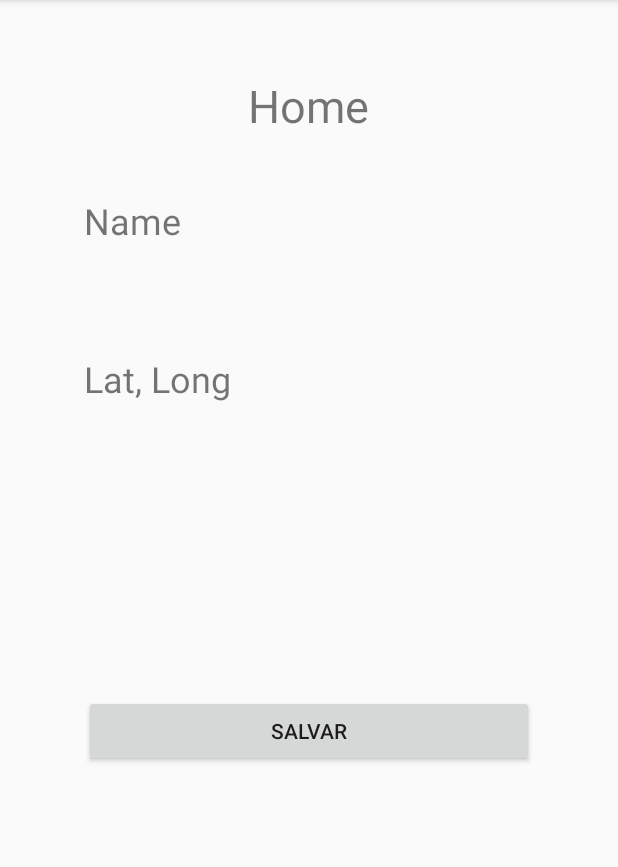
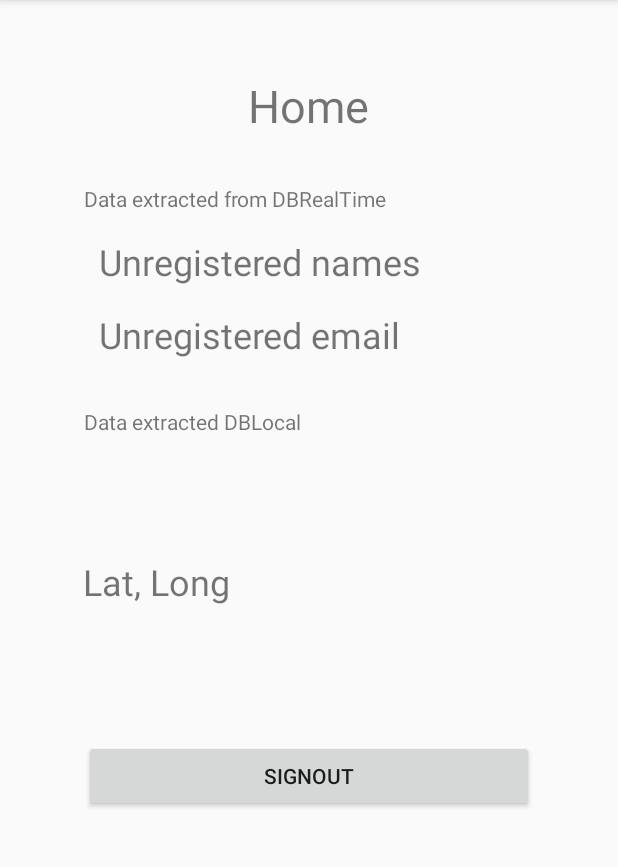
Before and after one commit to FredyGonzalez7/android_segurity_essentials, an Android app: the screen it shows after launch once a user with an empty profile is signed in (HomeActivity), on a phone screen of 412 x 824 dp, the part 84-951 px from its top. Run offline under Robolectric (Android 15) with nearby library versions, the phone set to English and light mode, and no system bars; our stand-ins replace Firebase (no records; nobody signed in at launch, a user with empty details on screens opened directly).

Commit message:
mostrar nameDBLocal
mostrar el nombre de usuario de la DBLocal
ajustes de nombres

```diff
--- a/app/src/main/java/com/example/segurity_essentials_class/DBHelper.java
+++ b/app/src/main/java/com/example/segurity_essentials_class/DBHelper.java
@@ -4,7 +4,6 @@ import android.content.Context;
 import android.database.Cursor;
 import android.database.sqlite.SQLiteDatabase;
 import android.database.sqlite.SQLiteOpenHelper;
-import android.util.Log;
 
 public class DBHelper extends SQLiteOpenHelper {
 
@@ -50,7 +49,7 @@ public class DBHelper extends SQLiteOpenHelper {
     String insertRow(Context context, String uid, String email, String name) {
         //falta verificar que no exista errores en el insert
 
-        if (getUser(context,email)==null){
+        if (getUserName(context,email)==null){
             /*ContentValues contentValues = new ContentValues();
             contentValues.put(COLUMN_EMAIL, email);
             contentValues.put(COLUMN_NAME, name);
@@ -62,8 +61,6 @@ public class DBHelper extends SQLiteOpenHelper {
             SQLiteDatabase db = this.getWritableDatabase();
             //String query = "INSERT INTO "+TABLE_NAME+" ("+COLUMN_EMAIL+", "+COLUMN_NAME+", "+COLUMN_UID+") VALUES ("+email+","+name+","+uid+")";
             String query = "INSERT INTO user (email,name,uid) VALUES ('"+email+"','"+name+"','"+uid+"')";
-            //String query = "INSERT INTO user (name,email,uid) VALUES ("+name+","+email+","+uid+")";
-            Log.d(TAG, "insertRow: query " + query);
             db.execSQL(query);
             db.close();
             return "User Register";
@@ -71,14 +68,15 @@ public class DBHelper extends SQLiteOpenHelper {
         else return null;
     }
 
-    String getUser(Context context, String email) {
+    String getUserName(Context context, String email) {
         try {
             DBHelper dbHelper = new DBHelper(context,DATABASE_NAME,null,DATABASE_VERSION);
             SQLiteDatabase db = dbHelper.getReadableDatabase();
-            Cursor cursor = db.rawQuery("SELECT name,uid FROM " + TABLE_NAME + " where email = '"+email+"'", null);
+            String query ="SELECT "+COLUMN_EMAIL+","+COLUMN_NAME+" FROM " + TABLE_NAME + " WHERE "+COLUMN_EMAIL+" = '"+email+"'";
+            Cursor cursor = db.rawQuery(query, null);
             cursor.moveToFirst();
             String name;
-            name= cursor.getString(cursor.getColumnIndex(COLUMN_NAME));
+            name = cursor.getString(cursor.getColumnIndex(COLUMN_NAME));
             cursor.close();
             return name;
         } catch (Exception e) {
--- a/app/src/main/java/com/example/segurity_essentials_class/HomeActivity.java
+++ b/app/src/main/java/com/example/segurity_essentials_class/HomeActivity.java
@@ -30,7 +30,7 @@ import com.google.firebase.database.ValueEventListener;
 
 public class HomeActivity extends AppCompatActivity {
 
-    private TextView email, nombres, latLong;
+    private TextView emailDBRealTime, nameDBRealTime, nameDBLocal, latLong;
 
     private FirebaseAuth firebaseAuth;
     private DatabaseReference database;
@@ -42,8 +42,9 @@ public class HomeActivity extends AppCompatActivity {
         super.onCreate(savedInstanceState);
         setContentView(R.layout.activity_home);
 
-        nombres = findViewById(R.id.textViewNombres);
-        email = findViewById(R.id.textViewEmail);
+        nameDBRealTime = findViewById(R.id.textViewNameDBRealTime);
+        emailDBRealTime = findViewById(R.id.textViewEmailDBRealTime);
+        nameDBLocal = findViewById(R.id.textViewNameDBLocal);
         latLong = findViewById(R.id.textViewLatLong);
         Button signOut = findViewById(R.id.buttonSignOut);
 
@@ -54,8 +55,9 @@ public class HomeActivity extends AppCompatActivity {
             @Override
             public void onClick(View view) {
                 signOut();
-                nombres.setText("");
-                email.setText("");
+                nameDBRealTime.setText("");
+                emailDBRealTime.setText("");
+                nameDBLocal.setText("");
                 latLong.setText("");
                 goToMainActivity();
             }
@@ -111,32 +113,37 @@ public class HomeActivity extends AppCompatActivity {
             /*
             if (Objects.equals(userAuth.getDisplayName(), "") || userAuth.getDisplayName() == null) {
 
-                nombres.setText("Unregistered names");
+                nameDBRealTime.setText("Unregistered names");
             }
             else {
-                nombres.setText(userAuth.getDisplayName());
+                nameDBRealTime.setText(userAuth.getDisplayName());
             }
             */
             database.child("user").child(userAuth.getUid()).addValueEventListener(new ValueEventListener() {
                     @Override
                         public void onDataChange(@NonNull DataSnapshot dataSnapshot) {
                         User user =  dataSnapshot.getValue(User.class);
-                        assert user != null;
-                        nombres.setText(user.getName());
+                        if (user != null) {
+                            nameDBRealTime.setText(user.getName());
+                            emailDBRealTime.setText(user.getEmail());
+                        }
+                        else {
+                            nameDBRealTime.setText("Unregistered names");
+                            emailDBRealTime.setText("Unregistered email");
+                        }
                     }
 
                     @Override
                     public void onCancelled(@NonNull DatabaseError databaseError) {
-
-                        nombres.setText("Unregistered names");
+                        //error en con el usuerio en DBRealTime
+                        Log.d(TAG, "onCancelled: ");
                     }
                 });
-            email.setText(userAuth.getEmail());
             DBHelper dbHelper = new DBHelper(getApplicationContext());
-            String nameUserDBLocal = dbHelper.getUser(getApplicationContext(),userAuth.getEmail());
-            Toast.makeText(HomeActivity.this, "User "+nameUserDBLocal+" - DBLocal",Toast.LENGTH_LONG).show();
+            String nameUserDBLocal = dbHelper.getUserName(getApplicationContext(),userAuth.getEmail());
+            nameDBLocal.setText(nameUserDBLocal);
         } else {
-            Log.d("user null", "loginUser: null");
+            Log.d(TAG, "informationUser: No User");
             startActivity(new Intent(HomeActivity.this, MainActivity.class));
         }
     }
--- a/app/src/main/res/layout/activity_home.xml
+++ b/app/src/main/res/layout/activity_home.xml
@@ -20,54 +20,92 @@
         app:layout_constraintTop_toTopOf="parent" />
 
     <TextView
-        android:id="@+id/textViewNombres"
-        android:layout_width="300dp"
+        android:id="@+id/textViewNameDBRealTime"
+        android:layout_width="280dp"
         android:layout_height="wrap_content"
-        android:layout_marginStart="55dp"
-        android:layout_marginTop="40dp"
-        android:layout_marginEnd="56dp"
+        android:layout_marginStart="65dp"
+        android:layout_marginTop="16dp"
+        android:layout_marginEnd="66dp"
         android:text="@string/name"
         android:textSize="24sp"
         app:layout_constraintEnd_toEndOf="parent"
         app:layout_constraintStart_toStartOf="parent"
-        app:layout_constraintTop_toBottomOf="@+id/textView3" />
+        app:layout_constraintTop_toBottomOf="@+id/textView4" />
 
     <TextView
-        android:id="@+id/textViewEmail"
-        android:layout_width="300dp"
+        android:id="@+id/textViewEmailDBRealTime"
+        android:layout_width="280dp"
         android:layout_height="wrap_content"
         android:layout_marginStart="55dp"
-        android:layout_marginTop="20dp"
+        android:layout_marginTop="16dp"
         android:layout_marginEnd="56dp"
         android:text="@string/email"
         android:textSize="24sp"
         app:layout_constraintEnd_toEndOf="parent"
         app:layout_constraintStart_toStartOf="parent"
-        app:layout_constraintTop_toBottomOf="@+id/textViewNombres" />
+        app:layout_constraintTop_toBottomOf="@+id/textViewNameDBRealTime" />
 
     <TextView
         android:id="@+id/textViewLatLong"
         android:layout_width="300dp"
         android:layout_height="74dp"
         android:layout_marginStart="55dp"
-        android:layout_marginTop="20dp"
+        android:layout_marginTop="32dp"
         android:layout_marginEnd="56dp"
         android:text="@string/lat_long"
         android:textSize="24sp"
         app:layout_constraintEnd_toEndOf="parent"
+        app:layout_constraintHorizontal_bias="0.0"
         app:layout_constraintStart_toStartOf="parent"
-        app:layout_constraintTop_toBottomOf="@+id/textViewEmail" />
+        app:layout_constraintTop_toBottomOf="@+id/textViewNameDBLocal" />
 
     <Button
         android:id="@+id/buttonSignOut"
         android:layout_width="300dp"
         android:layout_height="wrap_content"
         android:layout_marginStart="55dp"
-        android:layout_marginTop="153dp"
+        android:layout_marginTop="48dp"
         android:layout_marginEnd="56dp"
-        android:text="@string/salvar"
+        android:text="@string/signout"
         app:layout_constraintEnd_toEndOf="parent"
         app:layout_constraintStart_toStartOf="parent"
         app:layout_constraintTop_toBottomOf="@+id/textViewLatLong" />
 
+    <TextView
+        android:id="@+id/textView4"
+        android:layout_width="300dp"
+        android:layout_height="wrap_content"
+        android:layout_marginStart="55dp"
+        android:layout_marginTop="32dp"
+        android:layout_marginEnd="56dp"
+        android:text="Data extracted from DBRealTime"
+        app:layout_constraintEnd_toEndOf="parent"
+        app:layout_constraintStart_toStartOf="parent"
+        app:layout_constraintTop_toBottomOf="@+id/textView3" />
+
+    <TextView
+        android:id="@+id/textView5"
+        android:layout_width="300dp"
+        android:layout_height="wrap_content"
+        android:layout_marginStart="55dp"
+        android:layout_marginTop="32dp"
+        android:layout_marginEnd="56dp"
+        android:text="Data extracted DBLocal"
+        app:layout_constraintEnd_toEndOf="parent"
+        app:layout_constraintStart_toStartOf="parent"
+        app:layout_constraintTop_toBottomOf="@+id/textViewEmailDBRealTime" />
+
+    <TextView
+        android:id="@+id/textViewNameDBLocal"
+        android:layout_width="280dp"
+        android:layout_height="wrap_content"
+        android:layout_marginStart="66dp"
+        android:layout_marginTop="16dp"
+        android:layout_marginEnd="65dp"
+        android:text="@string/name"
+        android:textSize="24sp"
+        app:layout_constraintEnd_toEndOf="parent"
+        app:layout_constraintStart_toStartOf="parent"
+        app:layout_constraintTop_toBottomOf="@+id/textView5" />
+
 </androidx.constraintlayout.widget.ConstraintLayout>
--- a/app/src/main/res/values/strings.xml
+++ b/app/src/main/res/values/strings.xml
@@ -10,6 +10,5 @@
     <string name="user">User</string>
     <string name="home">Home</string>
     <string name="lat_long">Lat, Long</string>
-    <string name="salvar">Salvar</string>
     <string name="signout">signOut</string>
 </resources>
```
